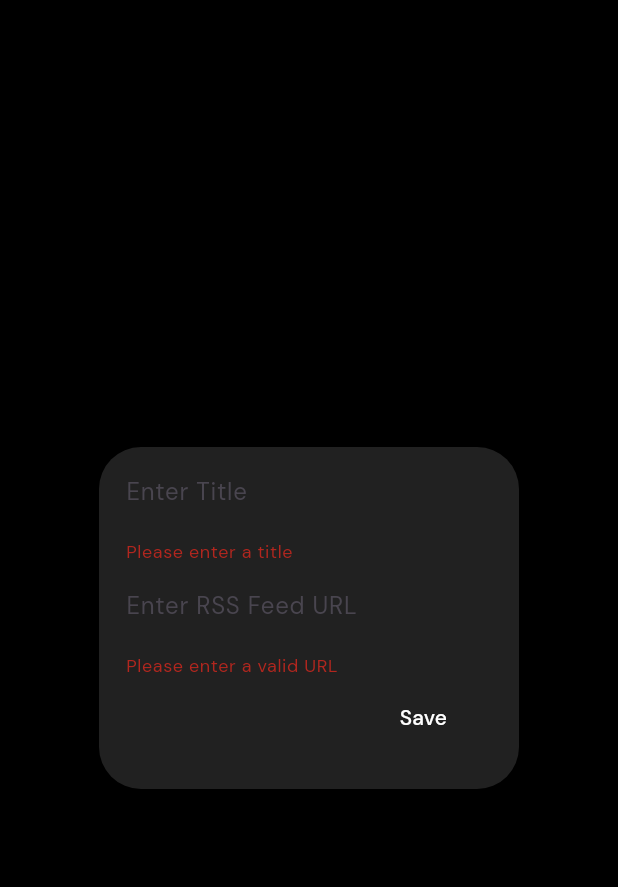
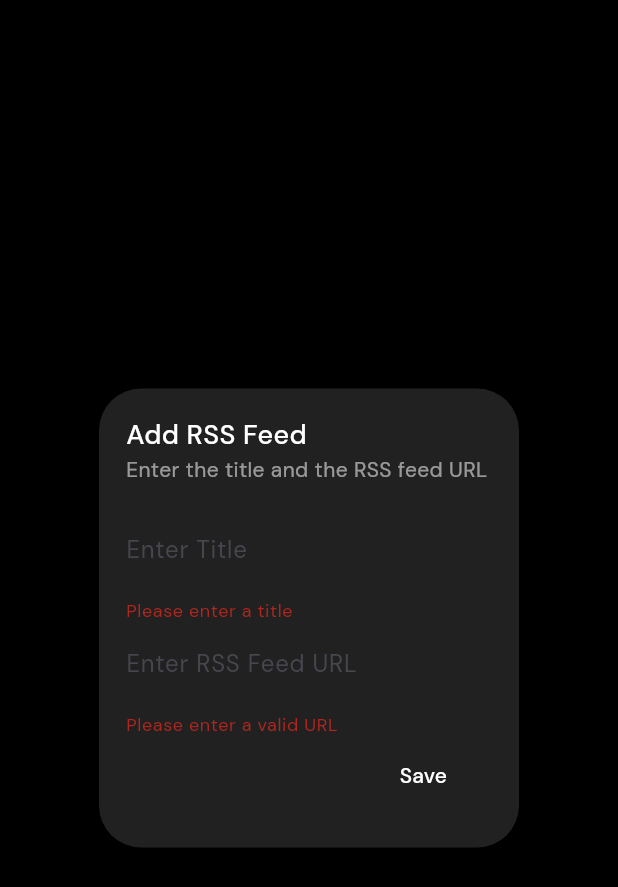
Before and after one commit to itcodehery/rss-reader-desktop, a Flutter app: the TextBox widget shown alone on an empty page, opened directly, after a tap on "Save", on a phone screen of 412 x 824 dp. Shown: the top 887 px of the screen. Run offline on Flutter 3.47's test engine with Material 3 defaults, Android fonts, the light colour scheme and no system bars; drawn by our look-alikes of toastification; our stand-ins replace flutter_riverpod, google_fonts, riverpod_annotation, sqflite, sqflite_common_ffi; missing offline and left inert: rss_dart, window_manager; accounts and stored records are empty; generated files the repository leaves out were written again.

Commit message:
drsstiny: MAJOR FIX : fixed providers and deletion

```diff
--- a/rss_reader/lib/components/feed_drawer.dart
+++ b/rss_reader/lib/components/feed_drawer.dart
@@ -27,7 +27,8 @@ class _FeedDrawerState extends ConsumerState<FeedDrawer> {
   @override
   void initState() {
     super.initState();
-    ref.read(savedFeedsProvider.notifier).fetchAllFeeds();
+    // ref.read(savedFeedsProvider.notifier).fetchAllFeeds();
+    // wrong place to call this function
   }
 
   @override
@@ -145,7 +146,28 @@ class TextBox extends ConsumerWidget {
         key: formKey,
         child: Column(
           mainAxisSize: MainAxisSize.min,
+          mainAxisAlignment: MainAxisAlignment.start,
+          crossAxisAlignment: CrossAxisAlignment.start,
           children: [
+            const Padding(
+              padding: EdgeInsets.all(16.0),
+              child: Column(
+                mainAxisSize: MainAxisSize.min,
+                crossAxisAlignment: CrossAxisAlignment.start,
+                children: [
+                  Text(
+                    "Add RSS Feed",
+                    style: TextStyle(
+                      color: Colors.white,
+                      fontSize: 18,
+                      fontWeight: FontWeight.w500,
+                    ),
+                  ),
+                  Text("Enter the title and the RSS feed URL",
+                      style: TextStyle(color: Colors.white54)),
+                ],
+              ),
+            ),
             TextFormField(
               style: const TextStyle(color: Colors.white),
               decoration: const InputDecoration(
@@ -201,6 +223,9 @@ class TextBox extends ConsumerWidget {
                 // you learn something new everyday
                 Navigator.pop(context);
               }
+              showToast("Adding ${titleController.text} Feed",
+                  ToastificationType.info);
+              ref.read(savedFeedsProvider.notifier).refresh();
             }
           },
           child: const Text("Save"),
--- a/rss_reader/lib/components/feed_home.dart
+++ b/rss_reader/lib/components/feed_home.dart
@@ -1,6 +1,5 @@
 import 'package:flutter/material.dart';
 import 'package:flutter_riverpod/flutter_riverpod.dart';
-import 'package:get_time_ago/get_time_ago.dart';
 import 'package:rss_reader/helpers/html_parser.dart';
 import 'package:rss_reader/helpers/misc_functions.dart';
 import 'package:rss_reader/models/raw_feed.dart';
--- a/rss_reader/lib/providers/feed_fetcher.dart
+++ b/rss_reader/lib/providers/feed_fetcher.dart
@@ -1,4 +1,6 @@
 import 'package:http/http.dart' as http;
+import 'package:rss_reader/helpers/misc_functions.dart';
+import 'package:toastification/toastification.dart';
 
 import 'package:xml/xml.dart';
 
@@ -46,6 +48,8 @@ Future<FeedType> getFeedType(String url) async {
       throw Exception('Failed to load feed');
     }
   } catch (e) {
+    showToast(
+        "Error fetching feed! Please check the url!", ToastificationType.error);
     throw Exception('Error fetching feed: $e');
   }
 }
--- a/rss_reader/lib/providers/saved_feeds_provider.dart
+++ b/rss_reader/lib/providers/saved_feeds_provider.dart
@@ -21,6 +21,10 @@ class SavedFeedsNotifer extends Notifier<List<RawFeed>> {
     }
   }
 
+  void refresh() {
+    state = ref.refresh(savedFeedsProvider);
+  }
+
   void addFeed(RawFeed feed) async {
     await DatabaseHelper().saveFeed(feed).then((v) {
       debugPrint("${feed.title} added! Feed saved! ");
@@ -34,6 +38,7 @@ class SavedFeedsNotifer extends Notifier<List<RawFeed>> {
       state.removeAt(index);
     });
     debugPrint("No. of feeds after deletion in DB: ${state.length}");
+    ref.invalidateSelf();
   }
 
   void removeAllFeeds() {
--- a/rss_reader/pubspec.yaml
+++ b/rss_reader/pubspec.yaml
@@ -51,6 +51,7 @@ dependencies:
   toastification: ^2.3.0
   unused_import_remover: ^1.0.1
   window_manager: ^0.4.3
+  riverpod_lint: ^2.6.2
 
 dev_dependencies:
   flutter_test:
```
Also changed, not shown: rss_reader/pubspec.lock.
